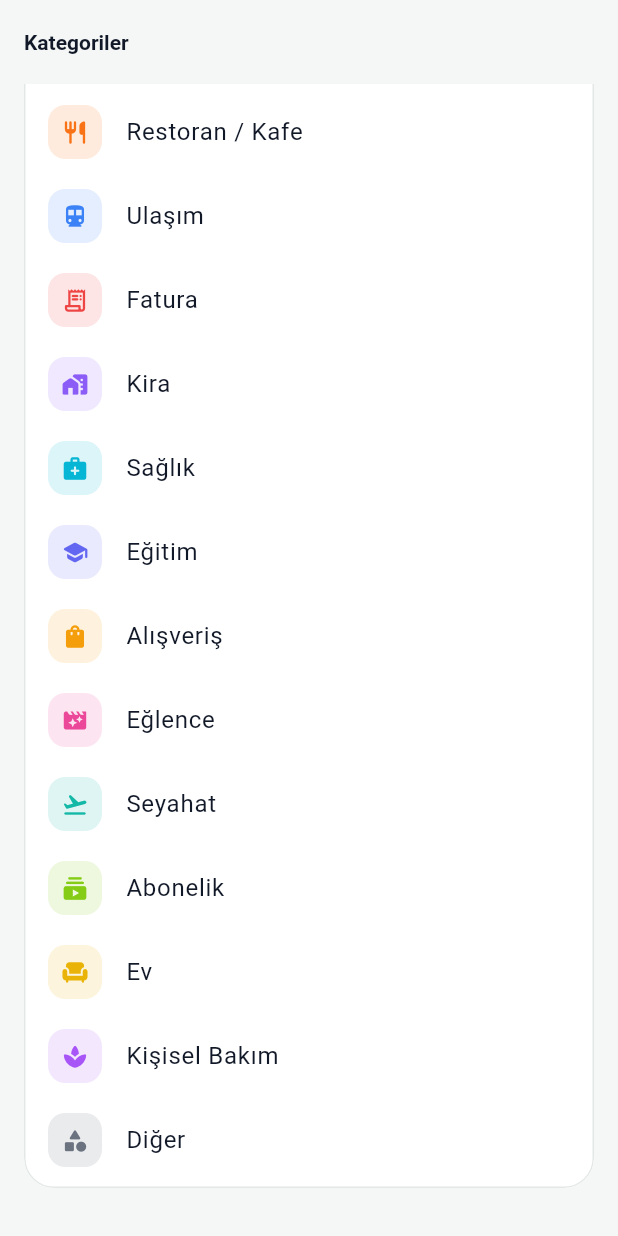
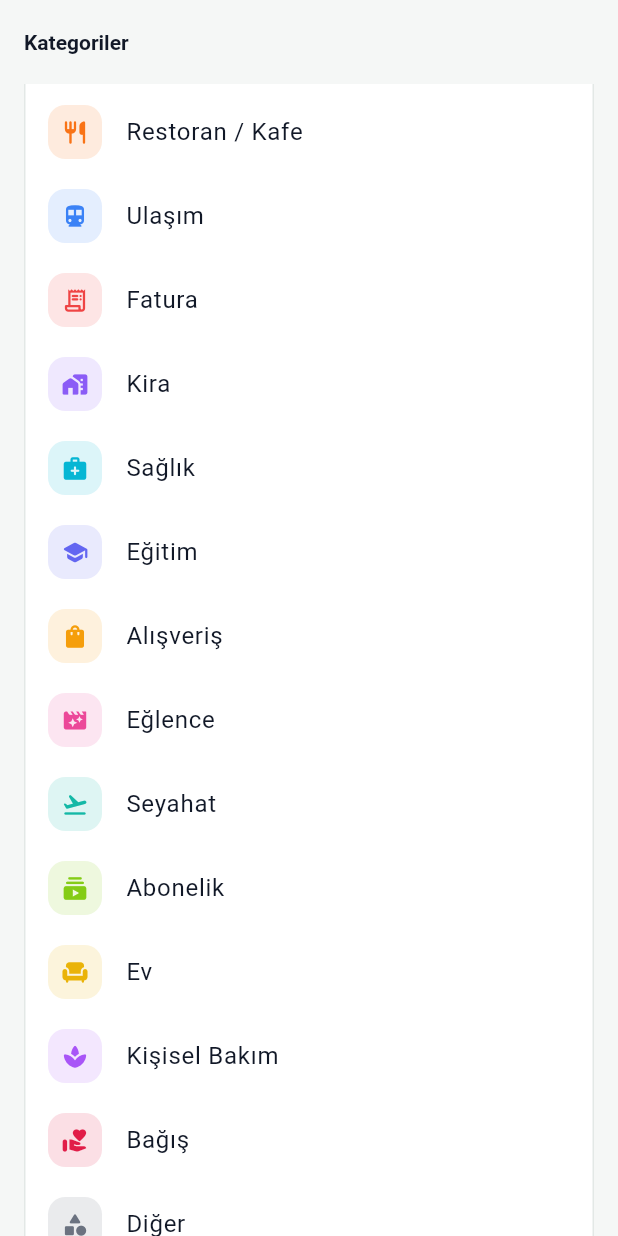
Before and after one commit to hasancaktar/harcama_takip_app, a Flutter app: the CategoriesScreen screen opened by its route, scrolled down 148 dp, on a phone screen of 412 x 824 dp. Run offline on Flutter 3.47's test engine with Material 3 defaults, Android fonts, the phone set to English and light mode, and no system bars; our stand-ins replace cloud_firestore, connectivity_plus, firebase_auth, firebase_core, firebase_messaging, fl_chart and 6 more; accounts and stored records are empty.

Commit message:
feat(categories): add "Bağış" (donation) category and bump version to 1.1.0+2
Co-Authored-By: Claude Opus 5.5 <noreply@anthropic.com>

```diff
--- a/lib/core/constants/app_colors.dart
+++ b/lib/core/constants/app_colors.dart
@@ -63,6 +63,7 @@ abstract class AppColors {
   static const Color categorySubscription = Color(0xFF84CC16);
   static const Color categoryHome = Color(0xFFEAB308);
   static const Color categoryPersonalCare = Color(0xFFA855F7);
+  static const Color categoryDonation = Color(0xFFE11D48);
   static const Color categoryOther = Color(0xFF6B7280);
 
   /// Kart ve takım için seçilebilir renkler.
--- a/lib/core/constants/app_constants.dart
+++ b/lib/core/constants/app_constants.dart
@@ -133,6 +133,12 @@ abstract class AppConstants {
       icon: Icons.spa_rounded,
       color: AppColors.categoryPersonalCare,
     ),
+    CategoryItem(
+      id: 'donation',
+      name: 'Bağış',
+      icon: Icons.volunteer_activism_rounded,
+      color: AppColors.categoryDonation,
+    ),
     otherCategory,
   ];
 
--- a/pubspec.yaml
+++ b/pubspec.yaml
@@ -2,7 +2,7 @@ name: harcama_takip
 description: "Aile ve bireysel harcama, kredi kartı ve taksit takip uygulaması"
 publish_to: 'none'
 
-version: 1.0.0+1
+version: 1.1.0+2
 
 environment:
   sdk: ^3.13.4
```
Also changed, not shown: 1 other file.
